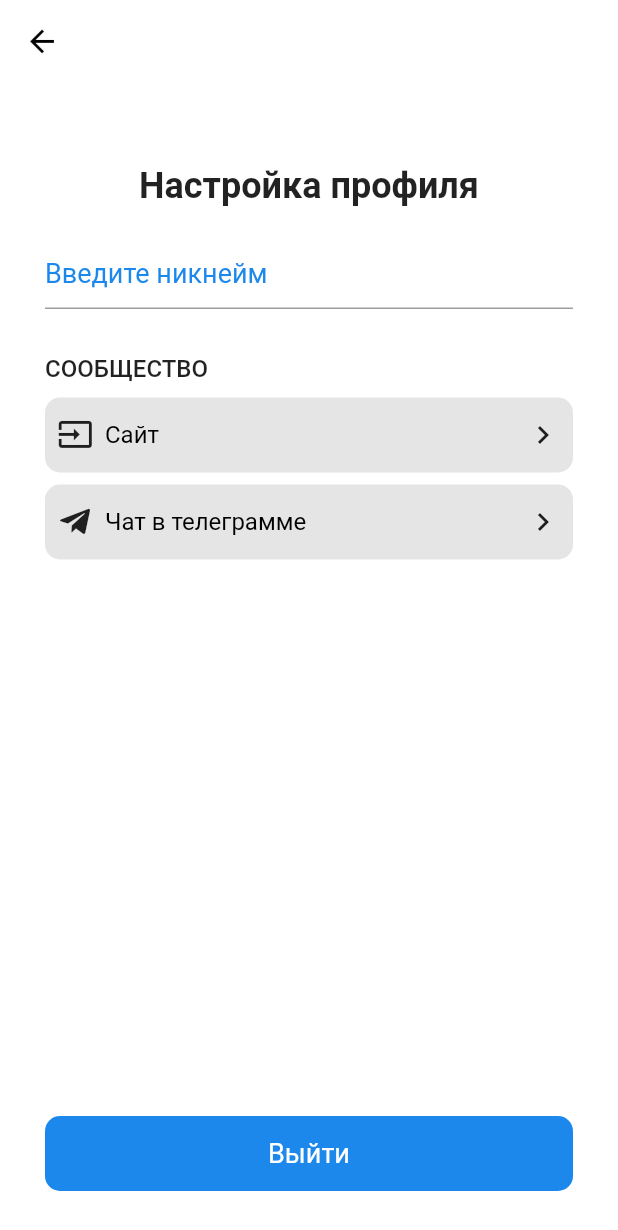
After one commit to ulmic/it_way_app, a Flutter app: the UserScreen screen opened directly, on a phone screen of 412 x 824 dp. The commit adds this screen. Shown: the top 1230 px of the screen. Run offline on Flutter 3.47's test engine with Material 2 defaults, Android fonts, the phone set to English and light mode, and no system bars; our stand-ins replace audio_service, audioplayers, bloc, firebase_auth, firebase_core, flutter_bloc and 3 more; accounts and stored records are empty; network calls fail.

Commit message:
UserScreen? navigation are implemented

```diff
--- /dev/null
+++ b/lib/sreens/user_screen.dart
@@ -0,0 +1,98 @@
+import 'package:flutter/material.dart';
+import 'package:flutter/cupertino.dart';
+
+import 'package:fluttertoast/fluttertoast.dart';
+import 'package:it_way_app/components/login_button.dart';
+import 'package:it_way_app/components/reusable_card.dart';
+import 'package:it_way_app/components/login_widget.dart';
+import 'package:it_way_app/screen_navigation.dart';
+import 'package:it_way_app/services/auth.dart';
+import 'package:it_way_app/statics/navigation.dart';
+import 'package:it_way_app/statics/style.dart';
+import 'package:it_way_app/statics/colors.dart';
+import 'package:it_way_app/statics/assets.dart';
+
+import 'package:it_way_app/components/appBarBack.dart';
+import 'package:it_way_app/user.dart';
+
+class UserScreen extends StatefulWidget {
+  @override
+  _UserScreenState createState() => _UserScreenState();
+}
+
+class _UserScreenState extends State<UserScreen> {
+  TextEditingController userNameController = TextEditingController();
+  @override
+  Widget build(BuildContext context) {
+    return Scaffold(
+      resizeToAvoidBottomInset: false,
+      backgroundColor: Colors.white,
+      appBar: AppBarBack(),
+      body: Padding(
+        padding: const EdgeInsets.all(30.0),
+        child: Column(
+          mainAxisAlignment: MainAxisAlignment.spaceBetween,
+          children: [
+            Column(
+              children: [
+                Padding(
+                  padding: const EdgeInsets.all(20.0),
+                  child: Text(
+                    'Настройка профиля',
+                    style: LibraryStyle.logInHeading,
+                  ),
+                ),
+                TextField(
+                  controller: userNameController,
+                  decoration: InputDecoration(
+                    hintText: 'Введите никнейм',
+                    hintStyle: LibraryStyle.loginText,
+                  ),
+                ),
+                SizedBox(height: 30.0),
+                Align(
+                  alignment: Alignment.centerLeft,
+                  child: Text(
+                    'Сообщество'.toUpperCase(),
+                    style: LibraryStyle.settings,
+                  ),
+                ),
+                SizedBox(height: 10.0),
+                ReusableCadrInProfileScreen(
+                  iconOnCard: LibraryAssets.syte,
+                  nameOfCard: 'Сайт',
+                ),
+                ReusableCadrInProfileScreen(
+                  iconOnCard: LibraryAssets.telegram,
+                  nameOfCard: 'Чат в телеграмме',
+                ),
+              ],
+            ),
+            GestureDetector(
+              onTap: () {
+                AuthSrevice().logOut();
+                ScreenNavigation.routeTo(
+                    route: LibraryRoutes.registerScreenRemove,
+                    context: context);
+              },
+              child: Container(
+                height: 50.0,
+                width: MediaQuery.of(context).size.width,
+                decoration: BoxDecoration(
+                    borderRadius: BorderRadius.circular(10.0),
+                    color: LibraryColors.kActiveColor),
+                child: Center(
+                  child: Text(
+                    'Выйти',
+                    style: LibraryStyle.loginButtonText,
+                    textAlign: TextAlign.center,
+                  ),
+                ),
+              ),
+            ),
+          ],
+        ),
+      ),
+    );
+  }
+}
--- a/lib/statics/navigation.dart
+++ b/lib/statics/navigation.dart
@@ -3,4 +3,7 @@ class LibraryRoutes {
   static const String onePodcastScreen = 'onePodcastScreen';
   static const String pop = 'pop';
   static const String oneVideoScreen = 'oneVideoScreen';
+  static const String userScreen = 'userScreen';
+  static const String userScreenRemove = 'userScreenRemove';
+  static const String registerScreenRemove = 'registerScreenRemove';
 }
--- /dev/null
+++ b/lib/user.dart
@@ -0,0 +1,9 @@
+import 'package:firebase_auth/firebase_auth.dart';
+
+class UserProfile {
+  String id;
+
+  UserProfile.fromFirebase(User user) {
+    id = user.uid;
+  }
+}
--- a/pubspec.yaml
+++ b/pubspec.yaml
@@ -33,6 +33,11 @@ dependencies:
   get_it: ^6.0.0
   flutter_svg: ^0.21.0-nullsafety.0
   youtube_player_flutter: ^8.0.0
+  firebase_auth: ^1.2.0
+  cloud_firestore: ^2.2.0
+  provider: ^5.0.0
+  fluttertoast: ^8.0.7
+  firebase_core: ^1.2.0
 
   # The following adds the Cupertino Icons font to your application.
   # Use with the CupertinoIcons class for iOS style icons.
```
Also changed, not shown: lib/components/avatar.dart (+10 -2 lines), lib/main.dart (+27 -2 lines), lib/screen_navigation.dart (+19 -0 lines), lib/services/auth.dart (added, +41 -0 lines), lib/sreens/profile_screen.dart (+52 -4 lines), pubspec.lock, 4 other files.
